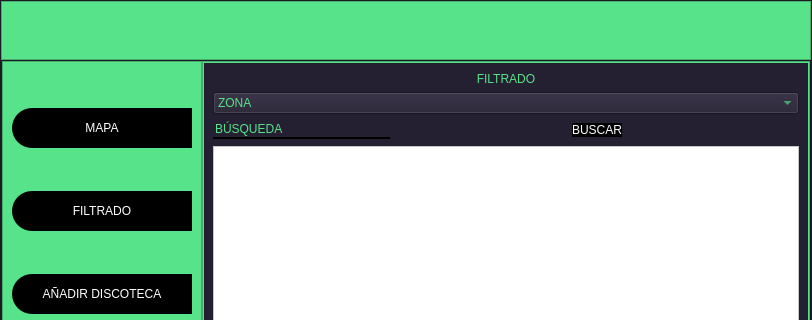
First picture: the form in src/evently.ui, repository EXCALOFRIO/evently, before the edit; both pictures show x 0 to 812 and y 0 to 320 of the 812 by 533 pixel window.
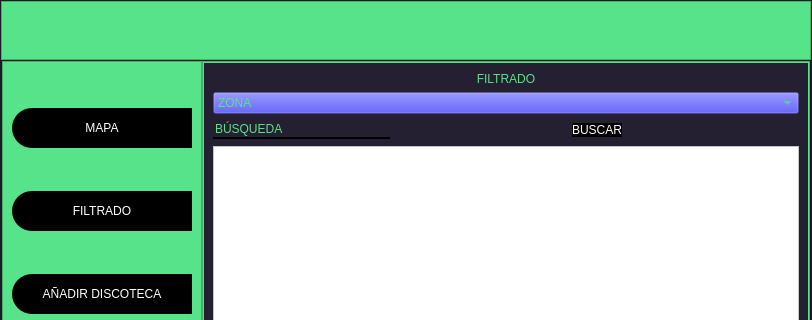
Second picture: the form after the edit. The open tabs and pages were chosen to show the change. Icons and pictures are not drawn.

```diff
--- a/src/evently.ui
+++ b/src/evently.ui
@@ -437,7 +437,8 @@
                  <item>
                   <widget class="QComboBox" name="comboBox">
                    <property name="styleSheet">
-                    <string notr="true">color: rgb(87, 227, 137);</string>
+                    <string notr="true">color: rgb(87, 227, 137);
+background-color: #000000ff;</string>
                    </property>
                    <item>
                     <property name="text">
```
Left out of the diff: 2 changed lines with no effect on the pictures.
